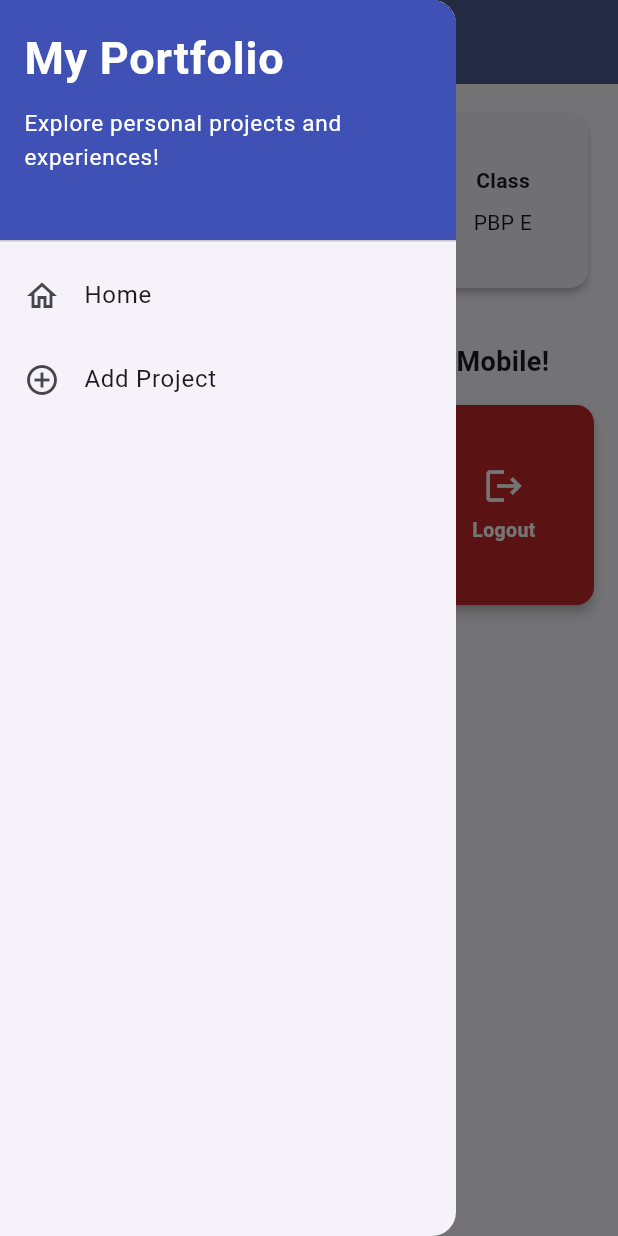
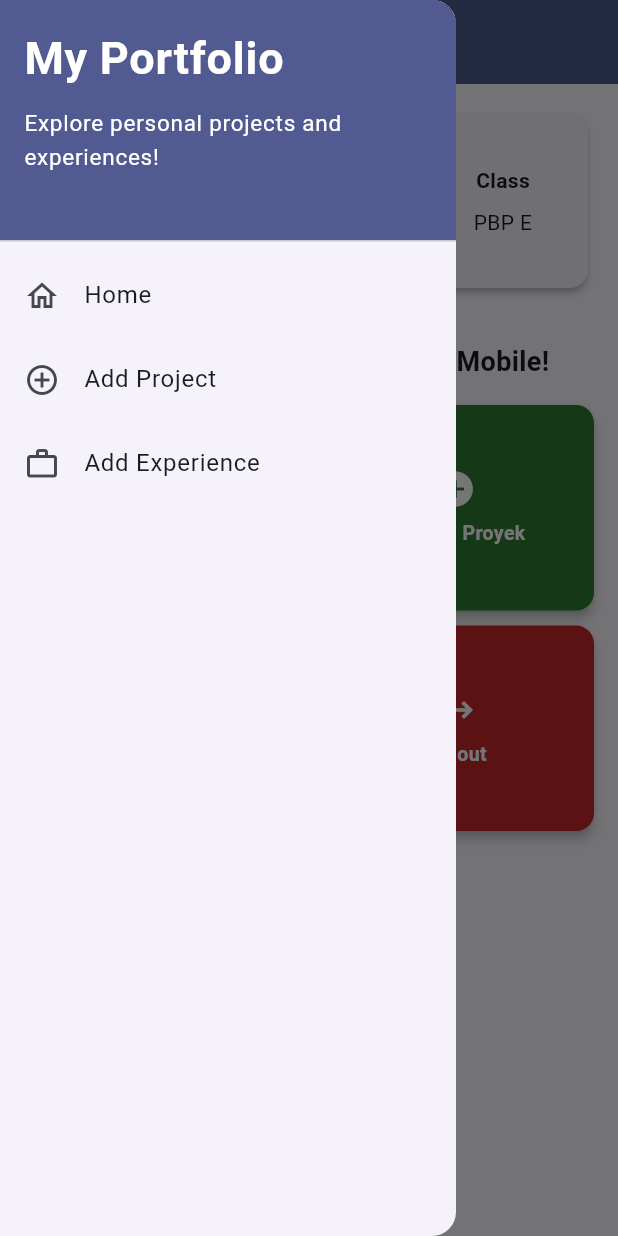
Before and after one commit to kapitrafachriza-byte/myportofolio_mobile, a Flutter app: the screen it shows after launch, with the side drawer open, on a phone screen of 412 x 824 dp. Run offline on Flutter 3.47's test engine with Material 3 defaults, Android fonts, the phone set to English and light mode, and no system bars.

Commit message:
Implement ExperienceFormPage with date pickers, validation, drawer navigation, and widget tests

```diff
--- a/lib/screens/menu.dart
+++ b/lib/screens/menu.dart
@@ -15,6 +15,7 @@ class MyHomePage extends StatelessWidget {
   final List<ItemHomepage> items = const [
     ItemHomepage("Lihat Proyek", Icons.folder, Color(0xFF1565C0)),
     ItemHomepage("Tambah Proyek", Icons.add_circle, Color(0xFF2E7D32)),
+    ItemHomepage("Tambah Experience", Icons.work_outline, Color(0xFFEF6C00)),
     ItemHomepage("Logout", Icons.logout, Color(0xFFC62828)),
   ];
 
@@ -75,20 +76,25 @@ class MyHomePage extends StatelessWidget {
                             ),
                           ),
                         ),
-                        // GridView menampilkan kartu tombol dalam tata letak kisi 3 kolom.
-                        GridView.count(
+                        // GridView responsif menampilkan 4 kartu aksi (2 kolom di ponsel, 4 kolom di layar lebar).
+                        LayoutBuilder(
+                          builder: (context, constraints) {
+                            final isWide = constraints.maxWidth >= 560;
+                            return GridView.count(
                               primary: false,
                               physics: const NeverScrollableScrollPhysics(),
                               padding: const EdgeInsets.symmetric(vertical: 16.0),
                               crossAxisSpacing: 10,
                               mainAxisSpacing: 10,
-                          crossAxisCount: 3,
-                          childAspectRatio: 0.9,
+                              crossAxisCount: isWide ? 4 : 2,
+                              childAspectRatio: isWide ? 1.0 : 1.35,
                               // shrinkWrap agar ukuran kisi menyesuaikan tinggi konten anak.
                               shrinkWrap: true,
                               children: items.map((ItemHomepage item) {
                                 return ItemCard(item);
                               }).toList(),
+                            );
+                          },
                         ),
                       ],
                     ),
--- a/lib/widgets/left_drawer.dart
+++ b/lib/widgets/left_drawer.dart
@@ -1,22 +1,44 @@
 import 'package:flutter/material.dart';
+import 'package:myportofolio_mobile/screens/experience_form.dart';
 import 'package:myportofolio_mobile/screens/menu.dart';
 import 'package:myportofolio_mobile/screens/project_form.dart';
 
 /// Widget drawer menu samping untuk navigasi aplikasi MyPortfolio.
-/// Menyediakan akses cepat ke Halaman Utama dan Form Tambah Proyek.
+/// Menyediakan akses ke Halaman Utama, Form Tambah Proyek, dan Form Tambah Experience.
 class LeftDrawer extends StatelessWidget {
   const LeftDrawer({super.key});
 
+  /// Helper untuk membangun item navigasi drawer dengan pola [Navigator.pushReplacement].
+  Widget _buildNavTile({
+    required BuildContext context,
+    required IconData icon,
+    required String title,
+    required Widget destination,
+  }) {
+    return ListTile(
+      leading: Icon(icon),
+      title: Text(title),
+      onTap: () {
+        Navigator.pushReplacement(
+          context,
+          MaterialPageRoute(builder: (context) => destination),
+        );
+      },
+    );
+  }
+
   @override
   Widget build(BuildContext context) {
+    final primaryColor = Theme.of(context).colorScheme.primary;
+
     return Drawer(
       child: ListView(
         children: [
-          const DrawerHeader(
+          DrawerHeader(
             decoration: BoxDecoration(
-              color: Colors.indigo,
+              color: primaryColor,
             ),
-            child: SingleChildScrollView(
+            child: const SingleChildScrollView(
               child: Column(
                 crossAxisAlignment: CrossAxisAlignment.start,
                 children: [
@@ -40,31 +62,23 @@ class LeftDrawer extends StatelessWidget {
               ),
             ),
           ),
-          ListTile(
-            leading: const Icon(Icons.home_outlined),
-            title: const Text('Home'),
-            // Navigasi ke halaman utama portofolio
-            onTap: () {
-              Navigator.pushReplacement(
-                context,
-                MaterialPageRoute(
-                  builder: (context) => const MyHomePage(),
-                ),
-              );
-            },
+          _buildNavTile(
+            context: context,
+            icon: Icons.home_outlined,
+            title: 'Home',
+            destination: const MyHomePage(),
           ),
-          ListTile(
-            leading: const Icon(Icons.add_circle_outline),
-            title: const Text('Add Project'),
-            // Navigasi ke halaman tambah proyek
-            onTap: () {
-              Navigator.pushReplacement(
-                context,
-                MaterialPageRoute(
-                  builder: (context) => const ProjectFormPage(),
-                ),
-              );
-            },
+          _buildNavTile(
+            context: context,
+            icon: Icons.add_circle_outline,
+            title: 'Add Project',
+            destination: const ProjectFormPage(),
+          ),
+          _buildNavTile(
+            context: context,
+            icon: Icons.work_outline,
+            title: 'Add Experience',
+            destination: const ExperienceFormPage(),
           ),
         ],
       ),
```
Also changed, not shown: lib/screens/experience_form.dart (added, +391 -0 lines), lib/screens/project_form.dart (+4 -3 lines), lib/widgets/project_card.dart (+11 -6 lines), 1 other file. Lines whose indentation alone changed are shown as unchanged.
